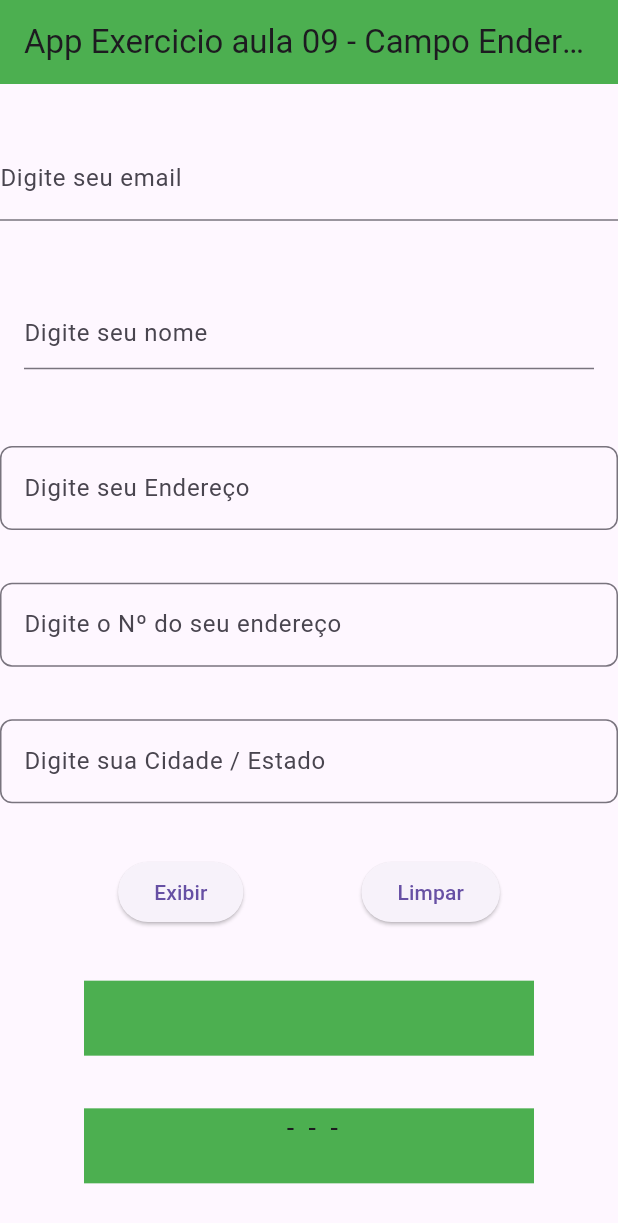
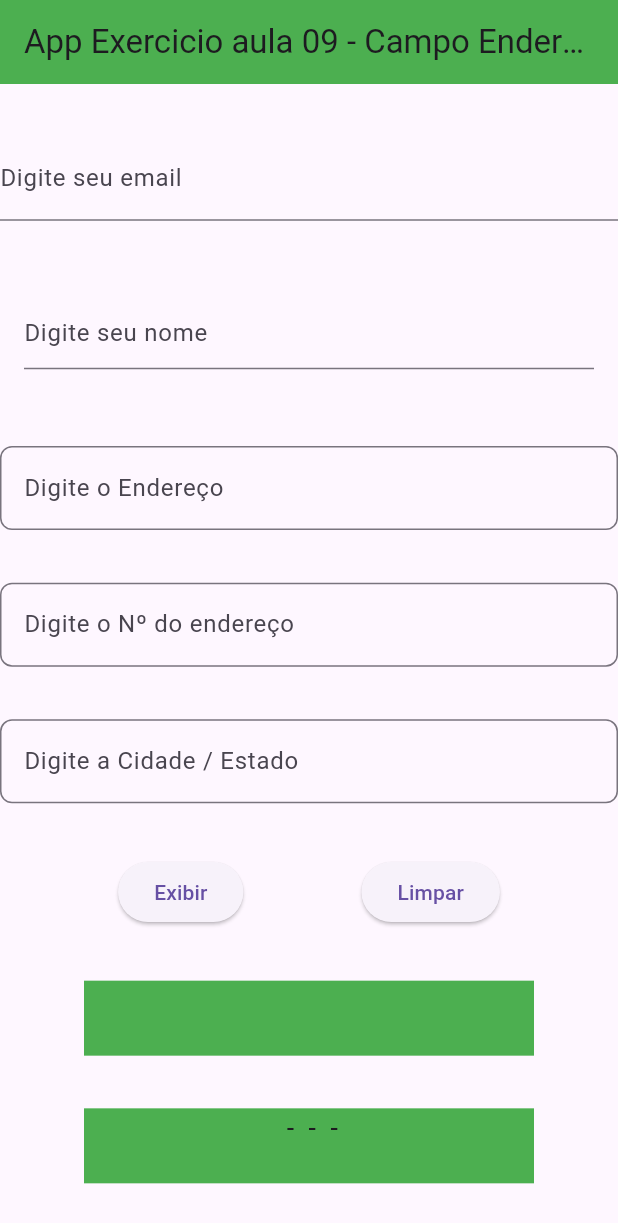
Before and after one commit to Leonardordss/Desenv_Mobile, a Flutter app: the screen it shows after launch, on a phone screen of 412 x 824 dp. Shown: the top 1223 px of the screen. Run offline on Flutter 3.47's test engine with Material 3 defaults, Android fonts, the light colour scheme and no system bars.

Commit message:
Exercicio Aula 09 Endereço

```diff
--- a/Exercicios_aula_09/app_campo_end/lib/main.dart
+++ b/Exercicios_aula_09/app_campo_end/lib/main.dart
@@ -84,7 +84,7 @@
           keyboardType: TextInputType.name,
           //inputFormatters: [FilteringTextInputFormatter.digitsOnly],
           decoration: InputDecoration(
-              labelText: "Digite seu Endereço",
+              labelText: "Digite o Endereço",
               border: OutlineInputBorder(
                 borderRadius: // BorderRadius.circular(8)
                     BorderRadius.circular(8),
@@ -95,7 +95,7 @@
           keyboardType: TextInputType.number,
           inputFormatters: [FilteringTextInputFormatter.digitsOnly],
           decoration: InputDecoration(
-              labelText: "Digite o Nº do seu endereço",
+              labelText: "Digite o Nº do endereço",
               // border parametro que permite estilizar o widget textfield
               border: OutlineInputBorder(
                 borderRadius: // BorderRadius.circular(8)
@@ -107,7 +107,7 @@
           keyboardType: TextInputType.name,
           //inputFormatters: [FilteringTextInputFormatter.digitsOnly],
           decoration: InputDecoration(
-              labelText: "Digite sua Cidade / Estado",
+              labelText: "Digite a Cidade / Estado",
               border: OutlineInputBorder(
                 borderRadius: // BorderRadius.circular(8)
                     BorderRadius.circular(8),
```
